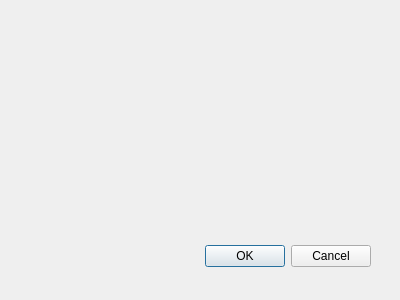
Above: empbookdialog.ui from MouaadAitSaid/LibraryManagerQt before the change. Below: the same form after it.
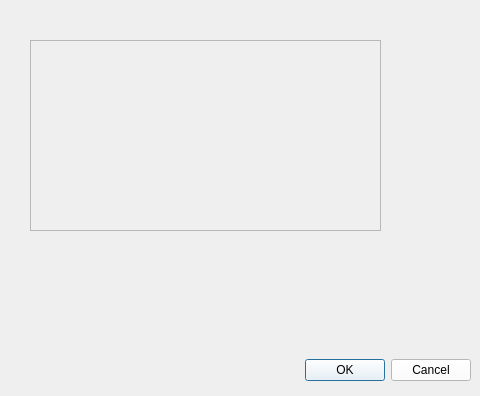
That is the form after the change.

What changed in the file:
```diff
--- a/empbookdialog.ui
+++ b/empbookdialog.ui
@@ -6,8 +6,8 @@
    <rect>
     <x>0</x>
     <y>0</y>
-    <width>400</width>
-    <height>300</height>
+    <width>480</width>
+    <height>396</height>
    </rect>
   </property>
   <property name="windowTitle">
@@ -16,12 +16,15 @@
   <widget class="QDialogButtonBox" name="buttonBox">
    <property name="geometry">
     <rect>
-     <x>30</x>
-     <y>240</y>
-     <width>341</width>
-     <height>32</height>
+     <x>10</x>
+     <y>350</y>
+     <width>461</width>
+     <height>41</height>
     </rect>
    </property>
+   <property name="styleSheet">
+    <string notr="true">background-color: white</string>
+   </property>
    <property name="orientation">
     <enum>Qt::Horizontal</enum>
    </property>
@@ -29,6 +32,22 @@
     <set>QDialogButtonBox::Cancel|QDialogButtonBox::Ok</set>
    </property>
   </widget>
+  <widget class="QFrame" name="frame">
+   <property name="geometry">
+    <rect>
+     <x>30</x>
+     <y>40</y>
+     <width>351</width>
+     <height>191</height>
+    </rect>
+   </property>
+   <property name="frameShape">
+    <enum>QFrame::StyledPanel</enum>
+   </property>
+   <property name="frameShadow">
+    <enum>QFrame::Raised</enum>
+   </property>
+  </widget>
  </widget>
  <resources/>
  <connections>
```
